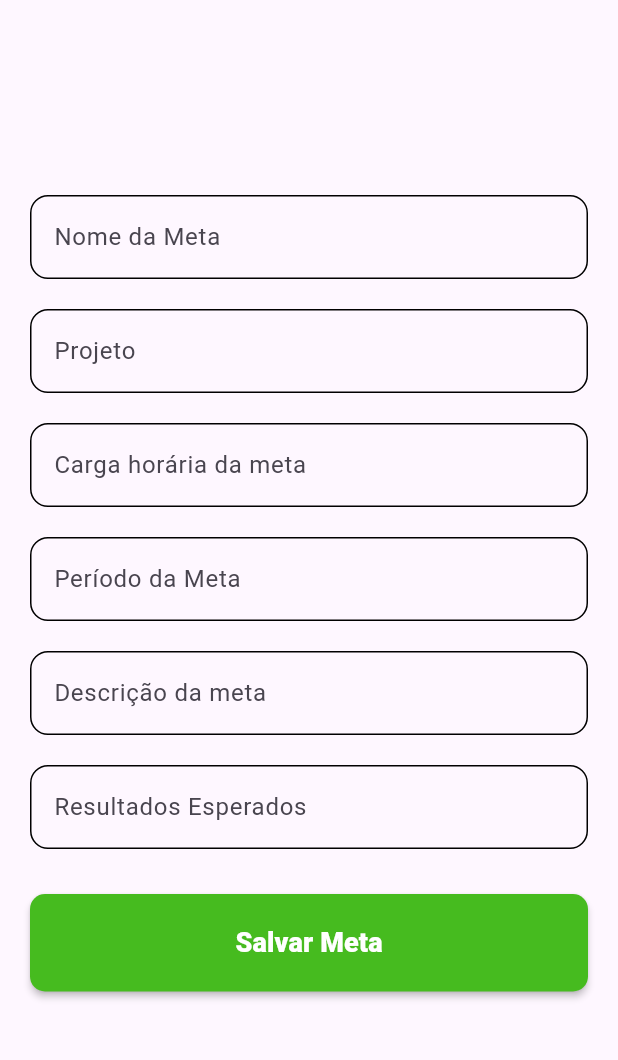
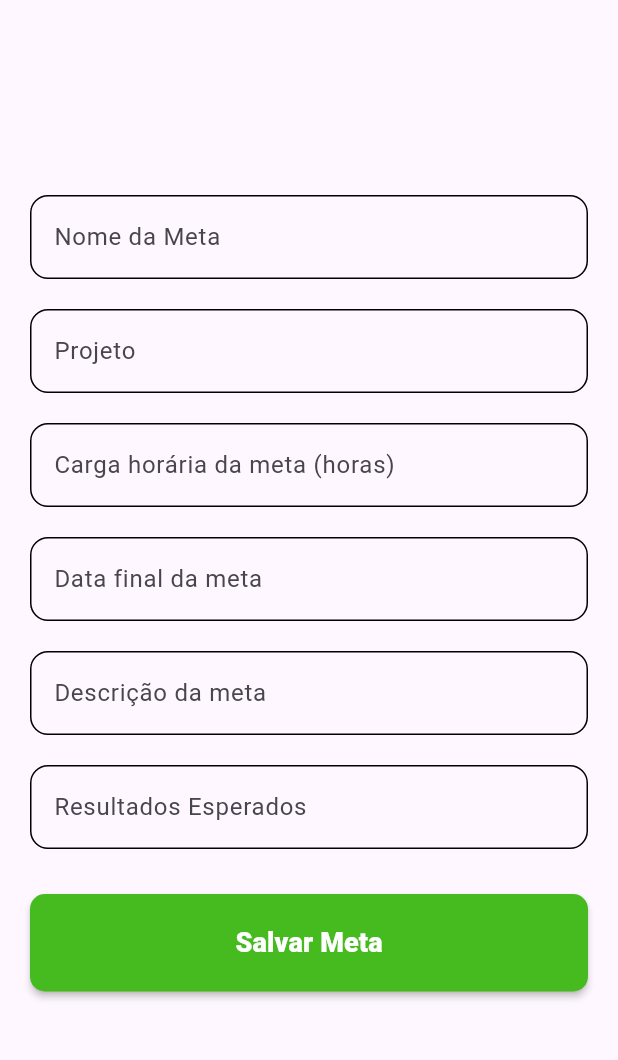
Before and after one commit to cristianvitor01/pdm_projeto_pesquisa, a Flutter app: the CadastrarMetas screen opened by its route, on a phone screen of 412 x 824 dp, the part 84-1144 px from its top. Run offline on Flutter 3.47's test engine with Material 3 defaults, Android fonts, the phone set to English and light mode, and no system bars; our stand-ins replace file_picker, firebase_auth, firebase_core, geolocator, get, hive and 1 more; missing offline and left inert: flutter_email_sender; accounts and stored records are empty.

```diff
--- a/lib/screens/cadastrar_metas.dart
+++ b/lib/screens/cadastrar_metas.dart
@@ -6,7 +6,6 @@ import 'package:pdm_projeto_pesquisa/models/meta.dart';
 import 'package:pdm_projeto_pesquisa/utils/app_colors.dart';
 import 'package:pdm_projeto_pesquisa/widgets/app_drawer.dart';
 import 'package:pdm_projeto_pesquisa/widgets/elevatedbuttom.dart';
-import 'package:pdm_projeto_pesquisa/widgets/textfieldcustom.dart';
 
 class CadastrarMetas extends StatelessWidget {
   CadastrarMetas({super.key});
@@ -61,7 +60,7 @@ class CadastrarMetas extends StatelessWidget {
             TextField(
               controller: cargaHorariaController,
               decoration: InputDecoration(
-                labelText: 'Carga horária da meta',
+                labelText: 'Carga horária da meta (horas)',
                 )
               ),
             const SizedBox(height: 20),
@@ -69,7 +68,7 @@ class CadastrarMetas extends StatelessWidget {
             TextField(
               controller: periodoController,
               decoration: InputDecoration(
-                labelText: 'Período da Meta',
+                labelText: 'Data final da meta',
                 )
               ),
             const SizedBox(height: 20),
```
Also changed, not shown: 1 other file.
